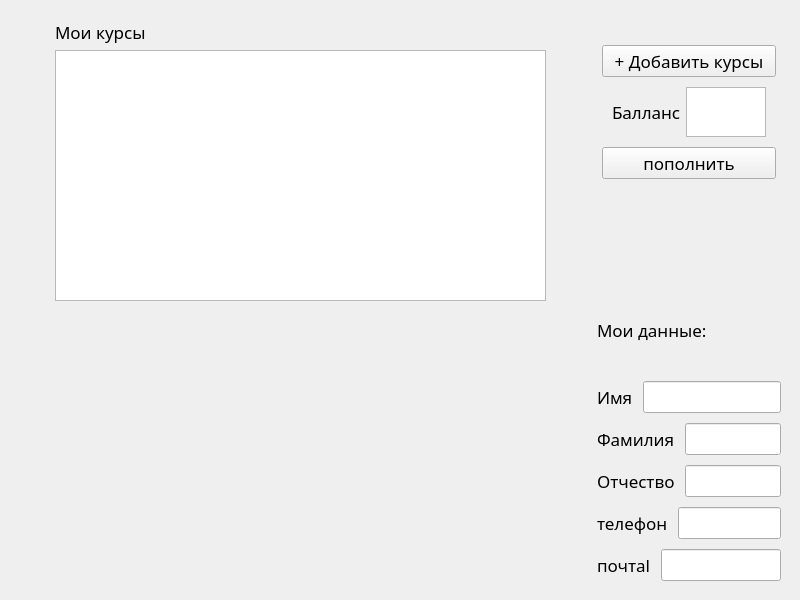
Qt form student.ui (lizlizardplease/school_bmstu) before a commit.
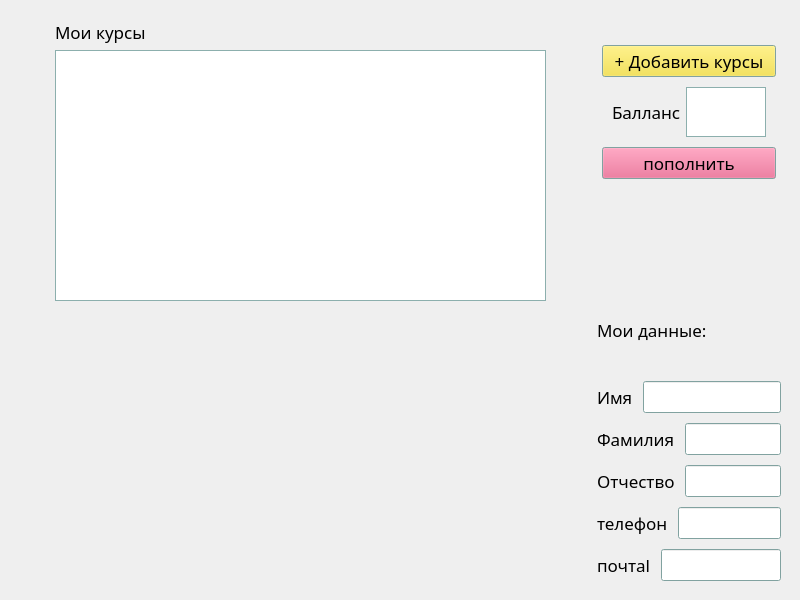
The same form after that commit.

Diff of the .ui file:
```diff
--- a/student.ui
+++ b/student.ui
@@ -14,6 +14,97 @@
    <string>MainWindow</string>
   </property>
   <widget class="QWidget" name="centralwidget">
+   <property name="palette">
+    <palette>
+     <active>
+      <colorrole role="Button">
+       <brush brushstyle="SolidPattern">
+        <color alpha="255">
+         <red>45</red>
+         <green>188</green>
+         <blue>183</blue>
+        </color>
+       </brush>
+      </colorrole>
+      <colorrole role="Base">
+       <brush brushstyle="SolidPattern">
+        <color alpha="255">
+         <red>255</red>
+         <green>255</green>
+         <blue>255</blue>
+        </color>
+       </brush>
+      </colorrole>
+      <colorrole role="Window">
+       <brush brushstyle="SolidPattern">
+        <color alpha="255">
+         <red>181</red>
+         <green>227</green>
+         <blue>224</blue>
+        </color>
+       </brush>
+      </colorrole>
+     </active>
+     <inactive>
+      <colorrole role="Button">
+       <brush brushstyle="SolidPattern">
+        <color alpha="255">
+         <red>45</red>
+         <green>188</green>
+         <blue>183</blue>
+        </color>
+       </brush>
+      </colorrole>
+      <colorrole role="Base">
+       <brush brushstyle="SolidPattern">
+        <color alpha="255">
+         <red>255</red>
+         <green>255</green>
+         <blue>255</blue>
+        </color>
+       </brush>
+      </colorrole>
+      <colorrole role="Window">
+       <brush brushstyle="SolidPattern">
+        <color alpha="255">
+         <red>181</red>
+         <green>227</green>
+         <blue>224</blue>
+        </color>
+       </brush>
+      </colorrole>
+     </inactive>
+     <disabled>
+      <colorrole role="Button">
+       <brush brushstyle="SolidPattern">
+        <color alpha="255">
+         <red>45</red>
+         <green>188</green>
+         <blue>183</blue>
+        </color>
+       </brush>
+      </colorrole>
+      <colorrole role="Base">
+       <brush brushstyle="SolidPattern">
+        <color alpha="255">
+         <red>181</red>
+         <green>227</green>
+         <blue>224</blue>
+        </color>
+       </brush>
+      </colorrole>
+      <colorrole role="Window">
+       <brush brushstyle="SolidPattern">
+        <color alpha="255">
+         <red>181</red>
+         <green>227</green>
+         <blue>224</blue>
+        </color>
+       </brush>
+      </colorrole>
+     </disabled>
+    </palette>
+   </property>
    <widget class="QWidget" name="horizontalLayoutWidget_8">
     <property name="geometry">
      <rect>
@@ -108,6 +199,43 @@
          </property>
          <item>
           <widget class="QPushButton" name="pushButton">
+           <property name="palette">
+            <palette>
+             <active>
+              <colorrole role="Button">
+               <brush brushstyle="SolidPattern">
+                <color alpha="255">
+                 <red>45</red>
+                 <green>188</green>
+                 <blue>183</blue>
+                </color>
+               </brush>
+              </colorrole>
+             </active>
+             <inactive>
+              <colorrole role="Button">
+               <brush brushstyle="SolidPattern">
+                <color alpha="255">
+                 <red>244</red>
+                 <green>224</green>
+                 <blue>50</blue>
+                </color>
+               </brush>
+              </colorrole>
+             </inactive>
+             <disabled>
+              <colorrole role="Button">
+               <brush brushstyle="SolidPattern">
+                <color alpha="255">
+                 <red>45</red>
+                 <green>188</green>
+                 <blue>183</blue>
+                </color>
+               </brush>
+              </colorrole>
+             </disabled>
+            </palette>
+           </property>
            <property name="font">
             <font>
              <family>Sawasdee</family>
@@ -187,6 +315,43 @@
              <height>60</height>
             </size>
            </property>
+           <property name="palette">
+            <palette>
+             <active>
+              <colorrole role="Button">
+               <brush brushstyle="SolidPattern">
+                <color alpha="255">
+                 <red>244</red>
+                 <green>213</green>
+                 <blue>208</blue>
+                </color>
+               </brush>
+              </colorrole>
+             </active>
+             <inactive>
+              <colorrole role="Button">
+               <brush brushstyle="SolidPattern">
+                <color alpha="255">
+                 <red>227</red>
+                 <green>89</green>
+                 <blue>132</blue>
+                </color>
+               </brush>
+              </colorrole>
+             </inactive>
+             <disabled>
+              <colorrole role="Button">
+               <brush brushstyle="SolidPattern">
+                <color alpha="255">
+                 <red>244</red>
+                 <green>213</green>
+                 <blue>208</blue>
+                </color>
+               </brush>
+              </colorrole>
+             </disabled>
+            </palette>
+           </property>
            <property name="font">
             <font>
              <family>Sawasdee</family>
```
